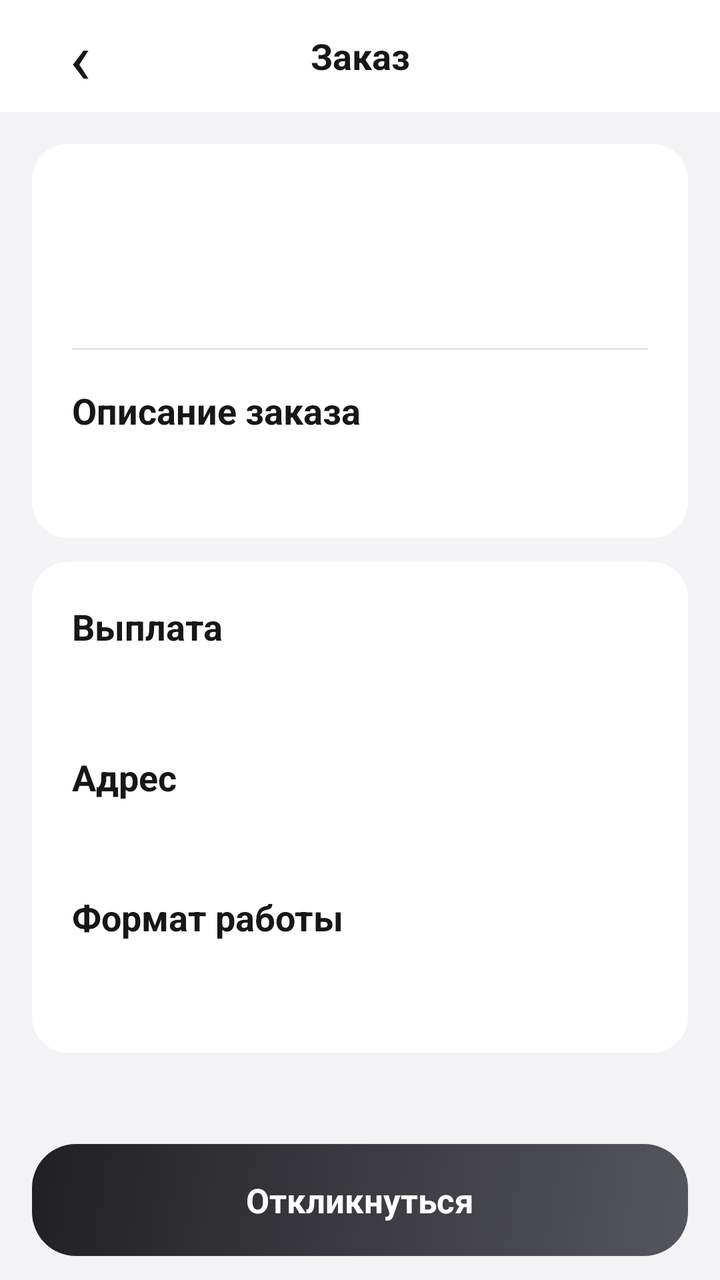
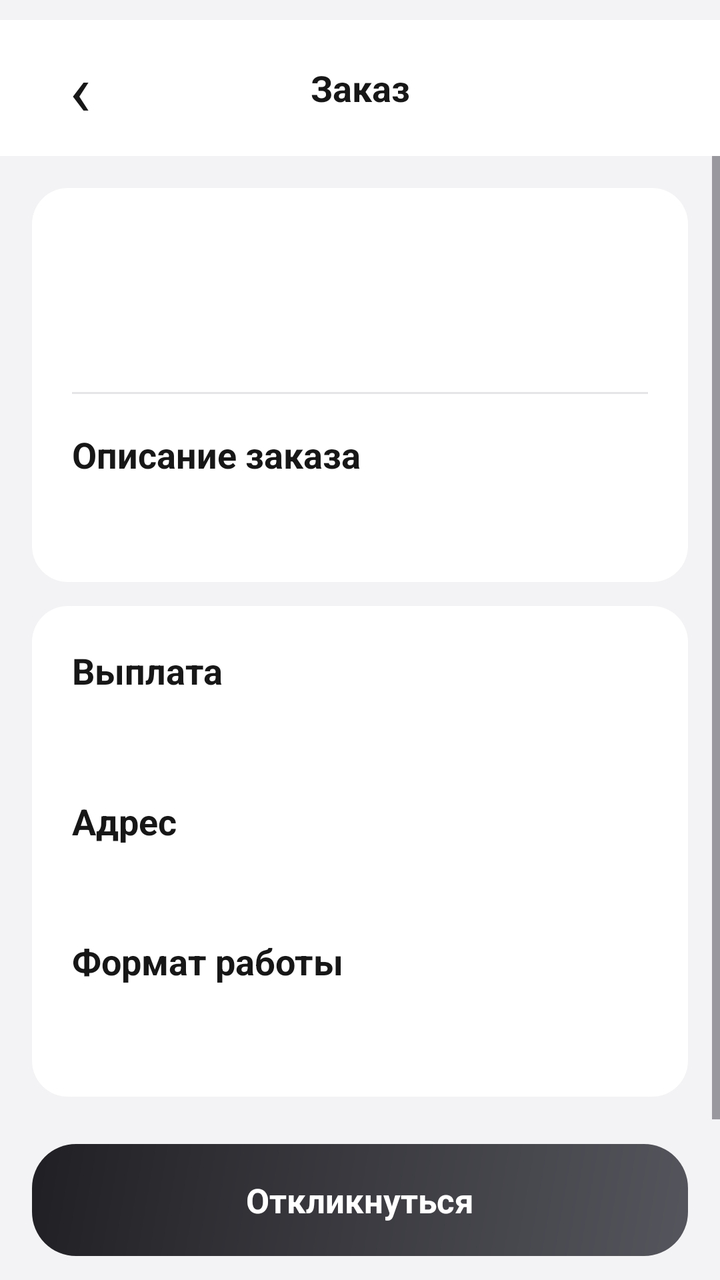

An Android layout rendered at two revisions. The XML below is the earlier revision; the diff shows what the commit changed to produce the second picture.
<!-- AndroidManifest.xml: application theme Theme.Kursach -->
<!-- res/layout/activity_order_details.xml -->
<?xml version="1.0" encoding="utf-8"?>
<LinearLayout xmlns:android="http://schemas.android.com/apk/res/android"
    android:id="@+id/orderDetailsRoot"
    android:layout_width="match_parent"
    android:layout_height="match_parent"
    android:background="#F3F3F5"
    android:orientation="vertical">

    <LinearLayout
        android:layout_width="match_parent"
        android:layout_height="56dp"
        android:background="#FFFFFF"
        android:gravity="center_vertical"
        android:orientation="horizontal"
        android:paddingHorizontal="8dp">

        <TextView
            android:id="@+id/backButton"
            android:layout_width="64dp"
            android:layout_height="match_parent"
            android:background="?attr/selectableItemBackgroundBorderless"
            android:clickable="true"
            android:contentDescription="Назад"
            android:focusable="true"
            android:gravity="center"
            android:text="‹"
            android:textColor="#171717"
            android:textSize="36sp" />

        <TextView
            android:layout_width="0dp"
            android:layout_height="wrap_content"
            android:layout_weight="1"
            android:gravity="center"
            android:text="Заказ"
            android:textColor="#171717"
            android:textSize="18sp"
            android:textStyle="bold" />

        <View android:layout_width="64dp" android:layout_height="1dp" />
    </LinearLayout>

    <ScrollView
        android:layout_width="match_parent"
        android:layout_height="0dp"
        android:layout_weight="1"
        android:clipToPadding="false">

        <LinearLayout
            android:layout_width="match_parent"
            android:layout_height="wrap_content"
            android:orientation="vertical"
            android:padding="16dp">

            <LinearLayout
                android:layout_width="match_parent"
                android:layout_height="wrap_content"
                android:background="@drawable/rounded_white"
                android:orientation="vertical"
                android:padding="20dp">

                <TextView
                    android:id="@+id/orderDate"
                    android:layout_width="wrap_content"
                    android:layout_height="wrap_content"
                    android:textColor="#85858D"
                    android:textSize="14sp" />

                <TextView
                    android:id="@+id/orderTitle"
                    android:layout_width="match_parent"
                    android:layout_height="wrap_content"
                    android:layout_marginTop="10dp"
                    android:textColor="#171717"
                    android:textSize="26sp"
                    android:textStyle="bold" />

                <View
                    android:layout_width="match_parent"
                    android:layout_height="1dp"
                    android:layout_marginVertical="18dp"
                    android:background="#E5E5E8" />

                <TextView
                    android:layout_width="wrap_content"
                    android:layout_height="wrap_content"
                    android:text="Описание заказа"
                    android:textColor="#171717"
                    android:textSize="18sp"
                    android:textStyle="bold" />

                <TextView
                    android:id="@+id/orderDescription"
                    android:layout_width="match_parent"
                    android:layout_height="wrap_content"
                    android:layout_marginTop="10dp"
                    android:lineSpacingExtra="4dp"
                    android:textColor="#29292D"
                    android:textSize="16sp" />
            </LinearLayout>

            <LinearLayout
                android:layout_width="match_parent"
                android:layout_height="wrap_content"
                android:layout_marginTop="12dp"
                android:background="@drawable/rounded_white"
                android:orientation="vertical"
                android:padding="20dp">

                <TextView
                    android:layout_width="wrap_content"
                    android:layout_height="wrap_content"
                    android:text="Выплата"
                    android:textColor="#171717"
                    android:textSize="18sp"
                    android:textStyle="bold" />

                <TextView
                    android:id="@+id/orderPayout"
                    android:layout_width="match_parent"
                    android:layout_height="wrap_content"
                    android:layout_marginTop="8dp"
                    android:textColor="#171717"
                    android:textSize="20sp"
                    android:textStyle="bold" />

                <TextView
                    android:layout_width="wrap_content"
                    android:layout_height="wrap_content"
                    android:layout_marginTop="16dp"
                    android:text="Адрес"
                    android:textColor="#171717"
                    android:textSize="18sp"
                    android:textStyle="bold" />

                <TextView
                    android:id="@+id/orderCity"
                    android:layout_width="match_parent"
                    android:layout_height="wrap_content"
                    android:layout_marginTop="8dp"
                    android:textColor="#29292D"
                    android:textSize="16sp" />

                <TextView
                    android:layout_width="wrap_content"
                    android:layout_height="wrap_content"
                    android:layout_marginTop="16dp"
                    android:text="Формат работы"
                    android:textColor="#171717"
                    android:textSize="18sp"
                    android:textStyle="bold" />

                <TextView
                    android:id="@+id/orderWorkMode"
                    android:layout_width="match_parent"
                    android:layout_height="wrap_content"
                    android:layout_marginTop="14dp"
                    android:textColor="#29292D"
                    android:textSize="16sp" />

            </LinearLayout>
        </LinearLayout>
    </ScrollView>

    <TextView
        android:id="@+id/respondButton"
        android:layout_width="match_parent"
        android:layout_height="56dp"
        android:layout_marginHorizontal="16dp"
        android:layout_marginTop="10dp"
        android:layout_marginBottom="12dp"
        android:background="@drawable/category_tile_dark"
        android:gravity="center"
        android:text="Откликнуться"
        android:textColor="#FFFFFF"
        android:textSize="17sp"
        android:textStyle="bold" />
</LinearLayout>
<!-- resources referenced by this layout -->
<resources>
  <!-- drawable category_tile_dark (drawable) -->
  <shape xmlns:android="http://schemas.android.com/apk/res/android" android:shape="rectangle">
      <gradient android:angle="135" android:startColor="#55555D" android:endColor="#202024" />
      <corners android:radius="22dp" />
  </shape>
  <!-- drawable rounded_white (drawable) -->
  <shape xmlns:android="http://schemas.android.com/apk/res/android" android:shape="rectangle">
      <solid android:color="#FFFFFF" />
      <corners android:radius="18dp" />
  </shape>
  <style name="Theme.Kursach" parent="Base.Theme.Kursach" />
  <style name="Base.Theme.Kursach" parent="Theme.Material3.DayNight.NoActionBar">
          
          
      </style>
</resources>

<!-- the commit's change to res/layout/activity_order_details.xml (unified diff, before → after) -->
@@ -8,7 +8,8 @@
 
     <LinearLayout
         android:layout_width="match_parent"
-        android:layout_height="56dp"
+        android:layout_height="68dp"
+        android:layout_marginTop="10dp"
         android:background="#FFFFFF"
         android:gravity="center_vertical"
         android:orientation="horizontal"
